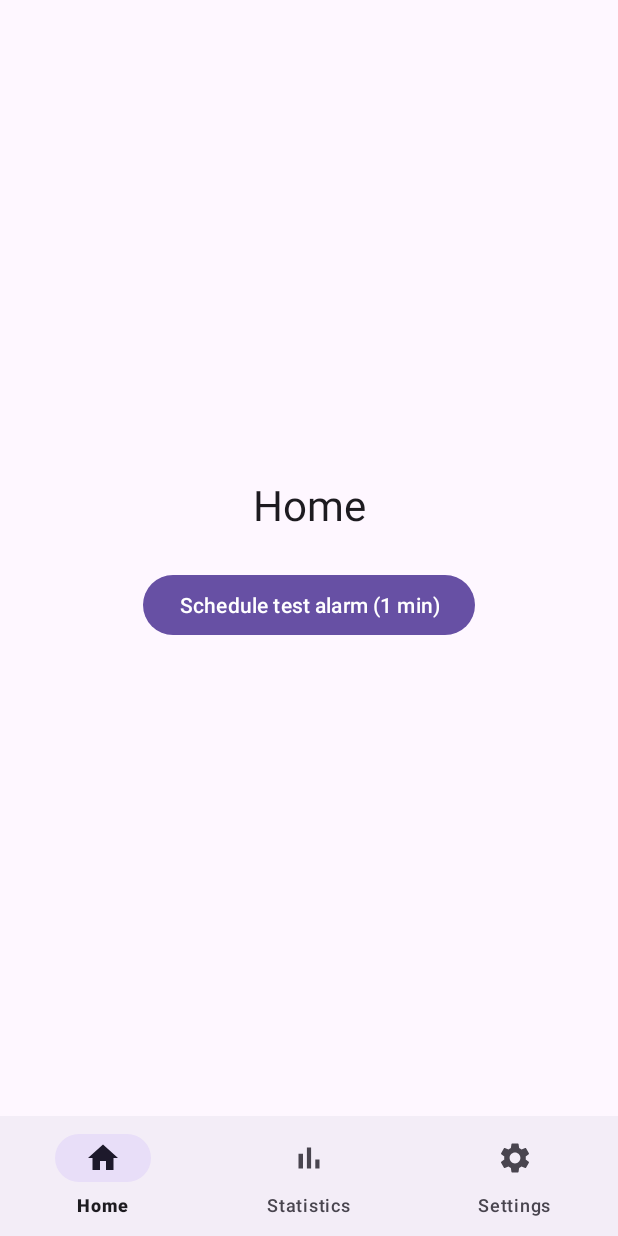
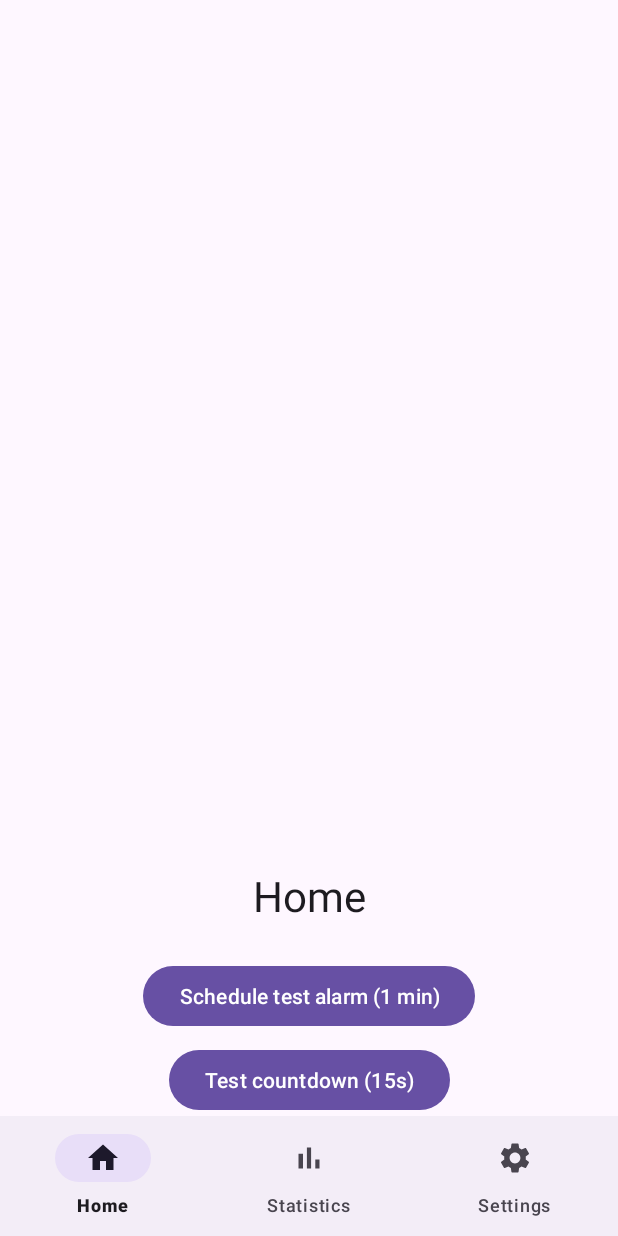
Before and after one commit to Kezman554/Personal-Morning-Alarm, an Android app: the screen it shows after launch (MainActivity), on a phone screen of 412 x 824 dp. Run offline under Robolectric (Android 15) with nearby library versions, the phone set to English and light mode, and no system bars; our stand-ins replace Room's generated code, navigation-ui.

Commit message:
feat(service): complete CountdownService (config, expiry broadcast, tap)
Bring CountdownService up to spec: fall back to AlarmConfig's stage2
duration (default 10 min) when no explicit duration is given, broadcast
ACTION_COUNTDOWN_EXPIRED on expiry (future nuclear-alarm hook), and make
the notification tap open MainActivity. Add a temporary 'Test countdown'
dev button.

Verified on device: notification ticked 0:12->0:08->0:05 and fired the
expiry broadcast at exactly 15s, then stopped.

Co-Authored-By: Claude Opus 4.8 <noreply@anthropic.com>

```diff
--- a/app/src/main/java/com/personalmorningalarm/ui/HomeFragment.kt
+++ b/app/src/main/java/com/personalmorningalarm/ui/HomeFragment.kt
@@ -7,6 +7,7 @@ import android.view.ViewGroup
 import android.widget.Toast
 import androidx.fragment.app.Fragment
 import com.personalmorningalarm.databinding.FragmentHomeBinding
+import com.personalmorningalarm.service.CountdownService
 import com.personalmorningalarm.util.AlarmScheduler
 
 class HomeFragment : Fragment() {
@@ -46,6 +47,12 @@ class HomeFragment : Fragment() {
                 Toast.LENGTH_SHORT
             ).show()
         }
+
+        // TODO(temporary): dev button to verify the Stage 2 countdown in isolation.
+        binding.btnTestCountdown.setOnClickListener {
+            CountdownService.start(requireContext(), 15)
+            Toast.makeText(requireContext(), "15s countdown started", Toast.LENGTH_SHORT).show()
+        }
     }
 
     override fun onDestroyView() {
--- a/app/src/main/res/layout/fragment_home.xml
+++ b/app/src/main/res/layout/fragment_home.xml
@@ -23,9 +23,19 @@
         android:layout_height="wrap_content"
         android:layout_marginTop="24dp"
         android:text="@string/schedule_test_alarm"
-        app:layout_constraintBottom_toBottomOf="parent"
         app:layout_constraintEnd_toEndOf="parent"
         app:layout_constraintStart_toStartOf="parent"
         app:layout_constraintTop_toBottomOf="@id/home_title" />
 
+    <Button
+        android:id="@+id/btn_test_countdown"
+        android:layout_width="wrap_content"
+        android:layout_height="wrap_content"
+        android:layout_marginTop="8dp"
+        android:text="@string/test_countdown"
+        app:layout_constraintBottom_toBottomOf="parent"
+        app:layout_constraintEnd_toEndOf="parent"
+        app:layout_constraintStart_toStartOf="parent"
+        app:layout_constraintTop_toBottomOf="@id/btn_test_alarm" />
+
 </androidx.constraintlayout.widget.ConstraintLayout>
--- a/app/src/main/res/values/strings.xml
+++ b/app/src/main/res/values/strings.xml
@@ -26,6 +26,7 @@
 
     <!-- Temporary dev controls -->
     <string name="schedule_test_alarm">Schedule test alarm (1 min)</string>
+    <string name="test_countdown">Test countdown (15s)</string>
     <string name="stop_alarm_temp">Stop alarm (temp)</string>
     <string name="abort_temp">Abort (temp)</string>
 </resources>
```
Also changed, not shown: app/src/main/java/com/personalmorningalarm/service/CountdownService.kt (+60 -15 lines), 1 other file.
